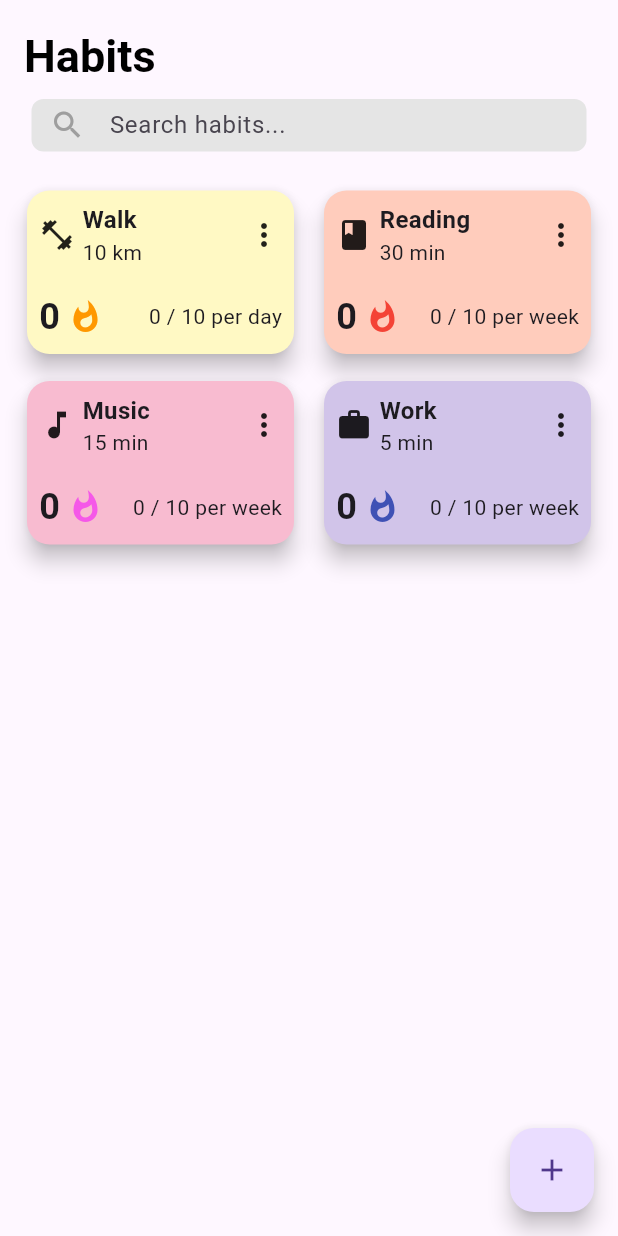
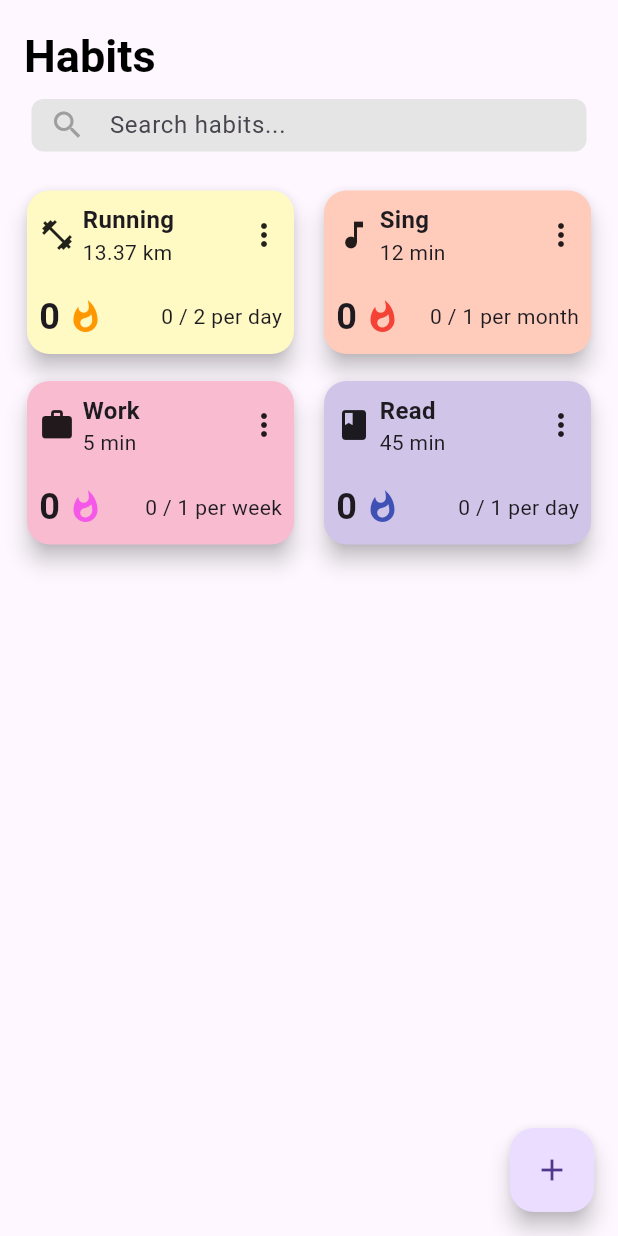
Before and after one commit to FloC0ding/HCI_habit_tracker, a Flutter app: the screen it shows after launch, on a phone screen of 412 x 824 dp. Run offline on Flutter 3.47's test engine with Material 3 defaults, Android fonts, the phone set to English and light mode, and no system bars; Roboto replaces fonts that are missing (SFProDisplay).

Commit message:
final changes

```diff
--- a/App 1/lib/main.dart
+++ b/App 1/lib/main.dart
@@ -82,58 +82,58 @@ class _HabitTrackerPageState extends State<HabitTrackerPage> {
     super.initState();
     _originalHabits.addAll([
       Habit(
-        title: 'Walk',
-        description: 'Morning workout',
+        clicked: false,
+        title: 'Running',
+        description: 'Go Running',
+        num_iterations: 0,
+        iconData: Icons.fitness_center,
+        unit: Unit.Length,
+        unitValue: "13.37",
+        timeUnit: "day",
+        limit_iterations: 2,
         value: 0,
-        unitValue: "10",
-        unit: Unit.Length,
-        iconData: Icons.fitness_center,
-        clicked: false,
-        num_iterations: 0,
-        limit_iterations: 10,
-        timeUnit: "day",
         color: getRandomPastelColor(),
         flameColor: getRandomPastelColor2(),
       ),
       Habit(
-        title: 'Reading',
-        description: 'Read a book',
+        clicked: false,
+        title: 'Sing',
+        description: 'sing',
+        num_iterations: 0,
+        iconData: Icons.music_note,
+        unit: Unit.Duration,
+        unitValue: "12",
+        timeUnit: "month",
+        limit_iterations: 1,
         value: 0,
-        unitValue: "30",
-        unit: Unit.Duration,
-        iconData: Icons.book,
-        clicked: false,
-        num_iterations: 0,
-        limit_iterations: 10,
-        timeUnit: "week",
         color: getRandomPastelColor(),
         flameColor: getRandomPastelColor2(),
       ),
       Habit(
-        title: 'Music',
-        description: 'Play an instrument',
+        clicked: false,
+        title: 'Work',
+        description: 'Go to Work',
+        num_iterations: 0,
+        iconData: Icons.work,
+        unit: Unit.Duration,
+        unitValue: "5",
+        timeUnit: "week",
+        limit_iterations: 1,
         value: 0,
-        unitValue: "15",
-        unit: Unit.Duration,
-        iconData: Icons.music_note,
-        clicked: false,
-        num_iterations: 0,
-        limit_iterations: 10,
-        timeUnit: "week",
         color: getRandomPastelColor(),
         flameColor: getRandomPastelColor2(),
       ),
       Habit(
-        title: 'Work',
-        description: 'Complete tasks',
+        clicked: false,
+        title: 'Read',
+        description: 'Read',
+        num_iterations: 0,
+        iconData: Icons.book,
+        unit: Unit.Duration,
+        unitValue: "45",
+        timeUnit: "day",
+        limit_iterations: 1,
         value: 0,
-        unitValue: "5",
-        unit: Unit.Duration,
-        iconData: Icons.work,
-        clicked: false,
-        num_iterations: 0,
-        limit_iterations: 10,
-        timeUnit: "week",
         color: getRandomPastelColor(),
         flameColor: getRandomPastelColor2(),
       ),
```
